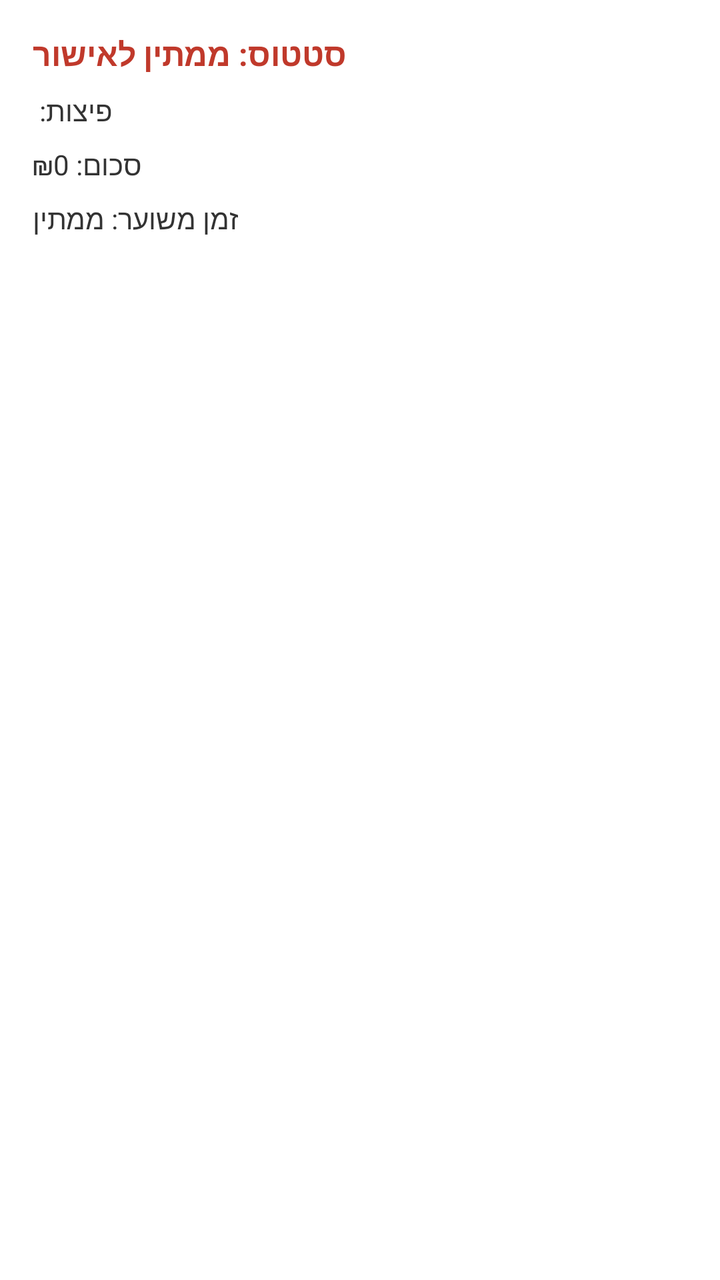
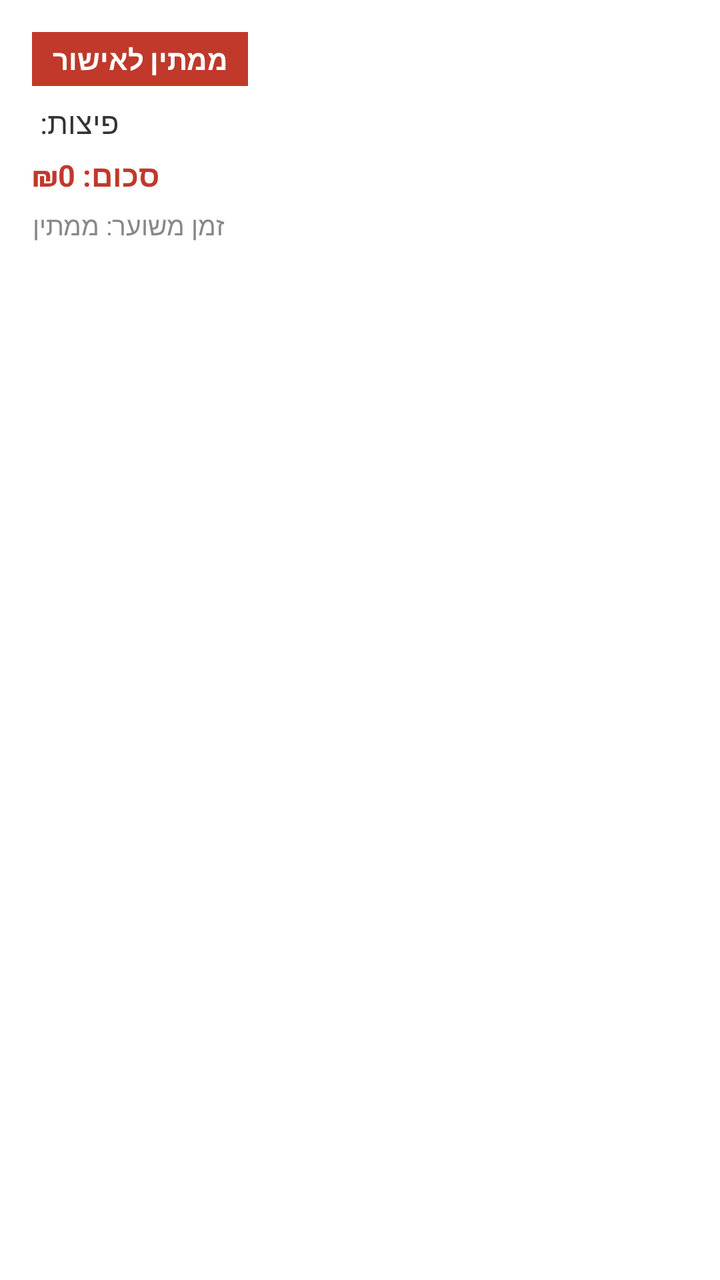

Screens rendered from an Android XML layout before and after an edit, with the pre-edit source and the edit as a unified diff.
<!-- AndroidManifest.xml: application theme Theme.MathProjectEylon -->
<!-- res/layout/item_order.xml -->
<?xml version="1.0" encoding="utf-8"?>
<LinearLayout xmlns:android="http://schemas.android.com/apk/res/android"
    android:layout_width="match_parent"
    android:layout_height="wrap_content"
    android:orientation="vertical"
    android:background="#FFFFFF"
    android:padding="16dp"
    android:layout_marginBottom="12dp">

    <TextView
        android:id="@+id/tvOrderStatus"
        android:layout_width="wrap_content"
        android:layout_height="wrap_content"
        android:text="סטטוס: ממתין לאישור"
        android:textSize="16sp"
        android:textStyle="bold"
        android:textColor="#C0392B"
        android:layout_marginBottom="8dp"/>

    <TextView
        android:id="@+id/tvOrderItems"
        android:layout_width="wrap_content"
        android:layout_height="wrap_content"
        android:text="פיצות: "
        android:textSize="14sp"
        android:textColor="#333333"
        android:layout_marginBottom="8dp"/>

    <TextView
        android:id="@+id/tvOrderTotal"
        android:layout_width="wrap_content"
        android:layout_height="wrap_content"
        android:text="סכום: ₪0"
        android:textSize="14sp"
        android:textColor="#333333"
        android:layout_marginBottom="8dp"/>

    <TextView
        android:id="@+id/tvOrderTimer"
        android:layout_width="wrap_content"
        android:layout_height="wrap_content"
        android:text="זמן משוער: ממתין"
        android:textSize="14sp"
        android:textColor="#333333"/>

</LinearLayout>
<!-- resources referenced by this layout -->
<resources>
  <style name="Theme.MathProjectEylon" parent="Base.Theme.MathProjectEylon" />
  <style name="Base.Theme.MathProjectEylon" parent="Theme.Material3.DayNight.NoActionBar">
          
          
      </style>
</resources>

<!-- the commit's change to res/layout/item_order.xml (unified diff, before → after) -->
@@ -5,42 +5,55 @@
     android:orientation="vertical"
     android:background="#FFFFFF"
     android:padding="16dp"
-    android:layout_marginBottom="12dp">
+    android:layout_marginBottom="12dp"
+    android:layout_marginHorizontal="16dp"
+    android:elevation="2dp">
 
-    <TextView
-        android:id="@+id/tvOrderStatus"
-        android:layout_width="wrap_content"
+    <LinearLayout
+        android:layout_width="match_parent"
         android:layout_height="wrap_content"
-        android:text="סטטוס: ממתין לאישור"
-        android:textSize="16sp"
-        android:textStyle="bold"
-        android:textColor="#C0392B"
-        android:layout_marginBottom="8dp"/>
+        android:orientation="horizontal"
+        android:layout_marginBottom="8dp">
+
+        <TextView
+            android:id="@+id/tvOrderStatus"
+            android:layout_width="wrap_content"
+            android:layout_height="wrap_content"
+            android:text="ממתין לאישור"
+            android:textSize="14sp"
+            android:textStyle="bold"
+            android:textColor="#FFFFFF"
+            android:background="#C0392B"
+            android:paddingHorizontal="10dp"
+            android:paddingVertical="4dp"/>
+
+    </LinearLayout>
 
     <TextView
         android:id="@+id/tvOrderItems"
         android:layout_width="wrap_content"
         android:layout_height="wrap_content"
         android:text="פיצות: "
-        android:textSize="14sp"
+        android:textSize="15sp"
         android:textColor="#333333"
-        android:layout_marginBottom="8dp"/>
+        android:layout_marginBottom="6dp"/>
 
     <TextView
         android:id="@+id/tvOrderTotal"
         android:layout_width="wrap_content"
         android:layout_height="wrap_content"
         android:text="סכום: ₪0"
-        android:textSize="14sp"
-        android:textColor="#333333"
-        android:layout_marginBottom="8dp"/>
+        android:textSize="15sp"
+        android:textStyle="bold"
+        android:textColor="#C0392B"
+        android:layout_marginBottom="6dp"/>
 
     <TextView
         android:id="@+id/tvOrderTimer"
         android:layout_width="wrap_content"
         android:layout_height="wrap_content"
         android:text="זמן משוער: ממתין"
-        android:textSize="14sp"
-        android:textColor="#333333"/>
+        android:textSize="13sp"
+        android:textColor="#888888"/>
 
 </LinearLayout>
